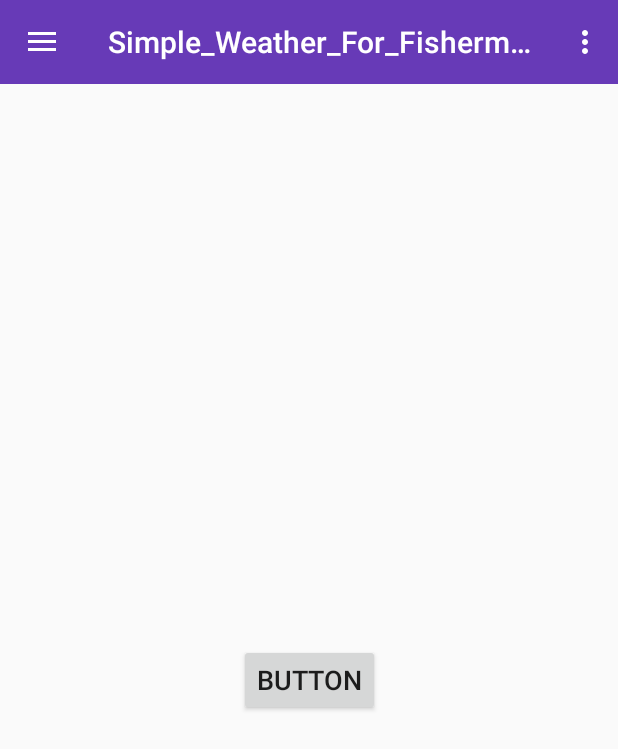
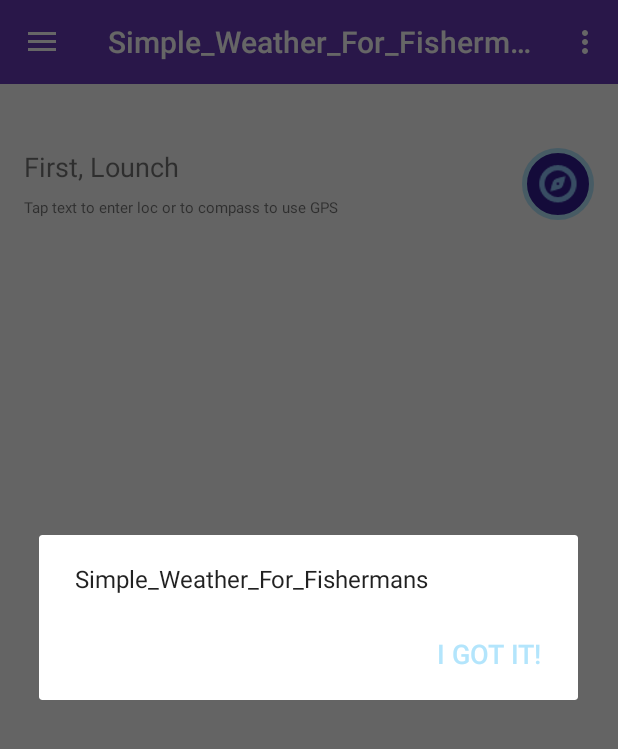
Before and after one commit to kalininaleksandrv/simple_weather_for_fishermans, an Android app: the screen it shows after launch (AMainActivity), after a tap on "About app", on a phone screen of 412 x 824 dp. Shown: the top 749 px of the screen. Run offline under Robolectric (Android 15) with nearby library versions, the phone set to English and light mode, and no system bars; 5 statements that could not run were skipped; 1 other tap on this screen came first.

Commit message:
feature - added "about" dialog fragment and the checking to show it only in the first launch

```diff
--- a/app/src/main/java/dev/eyesless/simple_weather_for_fishermans/AMainActivity.java
+++ b/app/src/main/java/dev/eyesless/simple_weather_for_fishermans/AMainActivity.java
@@ -6,6 +6,7 @@ import android.content.res.Configuration;
 import android.os.Bundle;
 import android.support.annotation.NonNull;
 import android.support.design.widget.NavigationView;
+import android.support.v4.app.DialogFragment;
 import android.support.v4.app.Fragment;
 import android.support.v4.app.FragmentTransaction;
 import android.support.v4.app.ShareCompat;
@@ -23,14 +24,11 @@ import android.widget.Toast;
 
 import com.google.android.gms.common.ConnectionResult;
 import com.google.android.gms.common.GoogleApiAvailability;
-import com.google.android.gms.location.LocationCallback;
 
-import java.security.Key;
-
-import dev.eyesless.simple_weather_for_fishermans.fragments.AboutFragment;
+import dev.eyesless.simple_weather_for_fishermans.fragments.AboutDialogFragment;
 import dev.eyesless.simple_weather_for_fishermans.fragments.CentralFragmentImpl;
 
-public class AMainActivity extends AppCompatActivity implements AMainIntwerface, AboutFragment.OnFragmentInteractionListener, NavigationView.OnNavigationItemSelectedListener {
+public class AMainActivity extends AppCompatActivity implements AMainIntwerface, NavigationView.OnNavigationItemSelectedListener {
 
     private static final int LAYOUT = R.layout.activity_amain;
     private final static int PLAY_SERVICES_RESOLUTION_REQUEST = 9000;
@@ -56,12 +54,24 @@ public class AMainActivity extends AppCompatActivity implements AMainIntwerface,
         inittoolbar();
 
         initDrawerTogle ();
+
     }
+
 
     @Override
     protected void onResume() {
         super.onResume();
         checkPlayServices();
+        //pass context to presenret, also see "onPause"
+        presenter.setActivity(this);
+        isFirstLounch();
+    }
+
+    @Override
+    protected void onPause() {
+        super.onPause();
+        //protect memory leak
+        presenter.setNullToActivity();
     }
 
     //create navigation view and plugged custom menu (res/menu) and header
@@ -120,7 +130,7 @@ public class AMainActivity extends AppCompatActivity implements AMainIntwerface,
         switch (item.getItemId()) {
 
             case R.id.menu_navigation_about: {
-                frameRemoover(new AboutFragment(), "About");
+                showDialogAbout();
                 break;
             }
             case R.id.menu_navigation_mailtodevs: {
@@ -158,16 +168,29 @@ public class AMainActivity extends AppCompatActivity implements AMainIntwerface,
         return super.onCreateOptionsMenu(menu);
     }
 
+    private void isFirstLounch() {
+       presenter.isFirstLounch();
+    }
+
 
     //main method for remoove frames when clicked
     private void frameRemoover(Fragment fragment, String mytag) {
-
         android.support.v4.app.FragmentTransaction fratramain = getSupportFragmentManager().beginTransaction();
         fratramain.replace(R.id.replaced_main, fragment, mytag);
         fratramain.addToBackStack(null);
         fratramain.setTransition(FragmentTransaction.TRANSIT_FRAGMENT_FADE);
         fratramain.commit();
+    }
 
+    //create dialog window "about programm", this method could be call whether from AMainActivity or from AmainPresenter;
+    @Override
+    public void showDialogAbout (){
+        //first check if dialog is already create, for example, if orientation was changed, if it does - dissmiss it;
+        DialogFragment dialogFragment = (DialogFragment)getSupportFragmentManager().findFragmentByTag("aboutdialog");
+        if (dialogFragment != null) { dialogFragment.dismiss();}
+        //second create new dialog
+        AboutDialogFragment aboutDialogFragment = new AboutDialogFragment();
+        aboutDialogFragment.show(getSupportFragmentManager(), "aboutdialog");
     }
 
     //making toasts
@@ -192,12 +215,6 @@ public class AMainActivity extends AppCompatActivity implements AMainIntwerface,
         return true;
     }
 
-    //call back from AboutFragment
-    @Override
-    public void onFragmentInteraction() {
-        frameRemoover(new CentralFragmentImpl(), "Central");
-    }
-
     //email sending functionality
     private void sendingEmail() {
             try {
--- a/app/src/main/java/dev/eyesless/simple_weather_for_fishermans/AMainIntwerface.java
+++ b/app/src/main/java/dev/eyesless/simple_weather_for_fishermans/AMainIntwerface.java
@@ -3,6 +3,5 @@ package dev.eyesless.simple_weather_for_fishermans;
 interface AMainIntwerface {
 
     void toastmaker (String s);
-
-
+    void showDialogAbout ();
 }
--- a/app/src/main/java/dev/eyesless/simple_weather_for_fishermans/AMainPresenter.java
+++ b/app/src/main/java/dev/eyesless/simple_weather_for_fishermans/AMainPresenter.java
@@ -1,8 +1,21 @@
 package dev.eyesless.simple_weather_for_fishermans;
+
+import android.content.Context;
+import android.content.SharedPreferences;
+
+import com.google.gson.Gson;
+
+import dev.eyesless.simple_weather_for_fishermans.fragments.CentralFragmentPresenter;
 
 class AMainPresenter {
 
     private final AMainIntwerface aMainIntwerface;
+    private SharedPreferences sharedpref;
+    private SharedPreferences.Editor editor;
+    private final static String FIRSTLOUNCHPREF = "firstlounchpref";
+    private final static String SAVEDBOOLEAN = "savedbooleanr";
+    private Context context;
+
 
     AMainPresenter(AMainIntwerface aMainIntwerface) {
         this.aMainIntwerface = aMainIntwerface;
@@ -12,4 +25,32 @@ class AMainPresenter {
 
          aMainIntwerface.toastmaker(String.valueOf(itemId));
     }
+
+    void isFirstLounch() {
+
+        if (!getFirstLounch()) {
+            //first call method to show alert "about"
+            aMainIntwerface.showDialogAbout();
+            //if getFirsLounch returns true means its first lounch
+            //second add value in shared prefs
+            sharedpref = context.getSharedPreferences(FIRSTLOUNCHPREF, Context.MODE_PRIVATE);
+            editor = sharedpref.edit();
+            editor.putBoolean(SAVEDBOOLEAN, true);
+            editor.apply();
+
+        }
+    }
+
+    private boolean getFirstLounch(){
+        sharedpref = context.getSharedPreferences(FIRSTLOUNCHPREF, Context.MODE_PRIVATE);
+        return sharedpref.getBoolean(SAVEDBOOLEAN, false);
+    }
+
+    void setActivity(AMainActivity activity){
+        this.context = activity.getApplication().getApplicationContext();
+    }
+
+    void setNullToActivity(){
+        this.context = null;
+    }
 }
--- /dev/null
+++ b/app/src/main/java/dev/eyesless/simple_weather_for_fishermans/fragments/AboutDialogFragment.java
@@ -0,0 +1,37 @@
+package dev.eyesless.simple_weather_for_fishermans.fragments;
+
+
+import android.app.AlertDialog;
+import android.app.Dialog;
+import android.os.Bundle;
+import android.support.annotation.NonNull;
+import android.support.v4.app.DialogFragment;
+import android.support.v4.app.Fragment;
+import android.view.LayoutInflater;
+import android.view.View;
+import android.view.ViewGroup;
+import android.widget.TextView;
+
+import dev.eyesless.simple_weather_for_fishermans.R;
+
+
+public class AboutDialogFragment extends DialogFragment {
+
+
+    public AboutDialogFragment() {
+    }
+
+    @NonNull
+    @Override
+    public Dialog onCreateDialog(Bundle savedInstanceState) {
+        super.onCreateDialog(savedInstanceState);
+        AlertDialog.Builder builder = new AlertDialog.Builder(getActivity());
+        builder.setMessage(messageGetter());
+        builder.setPositiveButton(R.string.gotit, null);
+        return builder.create();
+    }
+
+   private String messageGetter(){
+        return getActivity().getResources().getString(R.string.app_name);
+    }
+}
--- a/app/src/main/java/dev/eyesless/simple_weather_for_fishermans/fragments/AboutFragment.java
+++ /dev/null
@@ -1,70 +0,0 @@
-package dev.eyesless.simple_weather_for_fishermans.fragments;
-
-import android.content.Context;
-import android.net.Uri;
-import android.os.Bundle;
-import android.support.v4.app.Fragment;
-import android.view.LayoutInflater;
-import android.view.View;
-import android.view.ViewGroup;
-import android.widget.Button;
-
-import dev.eyesless.simple_weather_for_fishermans.R;
-
-public class AboutFragment extends Fragment {
-
-    private OnFragmentInteractionListener mListener;
-    private Button backButton;
-
-    public AboutFragment() {
-    }
-
-
-    @Override
-    public View onCreateView(LayoutInflater inflater, ViewGroup container,
-                             Bundle savedInstanceState) {
-        // Inflate the layout for this fragment
-        return inflater.inflate(R.layout.fragment_about, container, false);
-    }
-
-    @Override
-    public void onStart() {
-        super.onStart();
-        backButtonManager ();
-    }
-
-    @Override
-    public void onAttach(Context context) {
-        super.onAttach(context);
-        if (context instanceof OnFragmentInteractionListener) {
-            mListener = (OnFragmentInteractionListener) context;
-        } else {
-            throw new RuntimeException(context.toString()
-                    + " must implement OnFragmentInteractionListener");
-        }
-    }
-
-    @Override
-    public void onDetach() {
-        super.onDetach();
-        mListener = null;
-    }
-
-    //create interface to callback AMainActivity
-    public interface OnFragmentInteractionListener {
-        void onFragmentInteraction();
-    }
-
-    //call call main activity when button pressed
-    private void backButtonManager() {
-        backButton = (Button) getActivity().findViewById(R.id.backfromabout);
-        backButton.setOnClickListener(new View.OnClickListener() {
-            @Override
-            public void onClick(View v) {
-                if (mListener != null) {
-                    mListener.onFragmentInteraction();
-                }
-            }
-        });
-    }
-}
--- a/app/src/main/java/dev/eyesless/simple_weather_for_fishermans/fragments/CentralFragmentPresenter.java
+++ b/app/src/main/java/dev/eyesless/simple_weather_for_fishermans/fragments/CentralFragmentPresenter.java
@@ -314,22 +314,22 @@ public class CentralFragmentPresenter implements LoaderManager.LoaderCallbacks<L
         }
     }
 
-    public void remooveGpsProvUpdates (){
-        if (fusedLocationProviderClient != null) {
-            fusedLocationProviderClient.removeLocationUpdates(mLocationCallback);
-        }
-    }
-
-    private void informUserAboutLastLocation(Location location) {
-        String locationProvider = LocationManager.GPS_PROVIDER;
-        try {
-            mActivity.toastmaker(String.valueOf(location.getLatitude())+ " " + String.valueOf(location.getLongitude()));
-        } catch (SecurityException e) {
-            Log.e("MY_TAG", "Exception in informUserAboutLastLocation " + e);
-            informUserAboutGpsUnavaliable();
-        }
-
-    }
+//    public void remooveGpsProvUpdates (){
+//        if (fusedLocationProviderClient != null) {
+//            fusedLocationProviderClient.removeLocationUpdates(mLocationCallback);
+//        }
+//    }
+//
+//    private void informUserAboutLastLocation(Location location) {
+//        String locationProvider = LocationManager.GPS_PROVIDER;
+//        try {
+//            mActivity.toastmaker(String.valueOf(location.getLatitude())+ " " + String.valueOf(location.getLongitude()));
+//        } catch (SecurityException e) {
+//            Log.e("MY_TAG", "Exception in informUserAboutLastLocation " + e);
+//            informUserAboutGpsUnavaliable();
+//        }
+//
+//    }
 
     void informUserAboutGpsUnavaliable() {
         mActivity.toastmaker(context.getString(R.string.nogps));
--- a/app/src/main/res/layout/fragment_about.xml
+++ /dev/null
@@ -1,24 +0,0 @@
-<android.support.constraint.ConstraintLayout
-    xmlns:android="http://schemas.android.com/apk/res/android"
-    xmlns:app="http://schemas.android.com/apk/res-auto"
-    xmlns:tools="http://schemas.android.com/tools"
-    android:layout_width="match_parent"
-    android:layout_height="match_parent"
-    tools:context="dev.eyesless.simple_weather_for_fishermans.fragments.AboutFragment">
-
-
-    <Button
-        android:id="@+id/backfromabout"
-        android:layout_width="wrap_content"
-        android:layout_height="wrap_content"
-        android:layout_marginBottom="8dp"
-        android:layout_marginEnd="8dp"
-        android:layout_marginStart="8dp"
-        android:layout_marginTop="8dp"
-        android:text="Button"
-        app:layout_constraintBottom_toBottomOf="parent"
-        app:layout_constraintEnd_toEndOf="parent"
-        app:layout_constraintStart_toStartOf="parent"
-        app:layout_constraintTop_toTopOf="parent" />
-
-</android.support.constraint.ConstraintLayout>
--- a/app/src/main/res/values/strings.xml
+++ b/app/src/main/res/values/strings.xml
@@ -34,5 +34,7 @@
     <string name="pleaseenablegps">This function is disable when GPS is off. Please enable GPS and then push BACK</string>
     <string name="email_subj">Aboun your app - Weather For Fishing</string>
     <string name="nosuchactivity">No app to send e-mail found</string>
+    <string name="gotit">I got it!</string>
+
 
 </resources>
```
Also changed, not shown: 1 other file.
